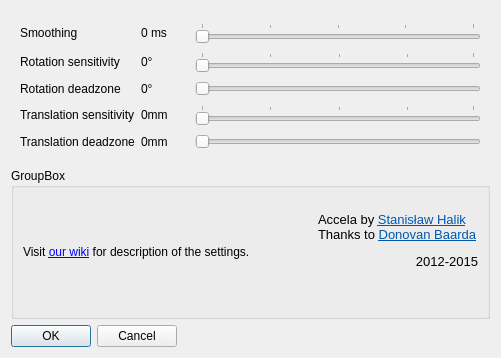
Qt form ftnoir_filter_accela/ftnoir_accela_filtercontrols.ui (opentrack/opentrack) before a commit.
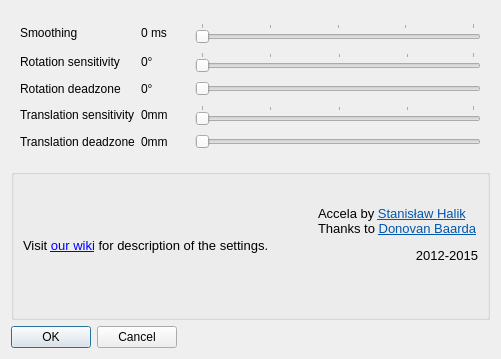
The same form after that commit. Icons and pictures are not drawn.

Commit message: accela: oops, literally "groupbox" in options window

```diff
--- a/ftnoir_filter_accela/ftnoir_accela_filtercontrols.ui
+++ b/ftnoir_filter_accela/ftnoir_accela_filtercontrols.ui
@@ -10,7 +10,7 @@
     <x>0</x>
     <y>0</y>
     <width>501</width>
-    <height>358</height>
+    <height>359</height>
    </rect>
   </property>
   <property name="windowTitle">
@@ -217,7 +217,7 @@
    <item row="1" column="0">
     <widget class="QGroupBox" name="groupBox">
      <property name="title">
-      <string>GroupBox</string>
+      <string/>
      </property>
      <layout class="QGridLayout" name="gridLayout_2">
       <item row="0" column="1">
@@ -267,6 +267,11 @@
       </item>
       <item row="0" column="0">
        <widget class="QLabel" name="label_3">
+        <property name="font">
+         <font>
+          <pointsize>10</pointsize>
+         </font>
+        </property>
         <property name="text">
          <string>&lt;html&gt;&lt;head/&gt;&lt;body&gt;&lt;p&gt;Visit &lt;a href=&quot;https://github.com/opentrack/opentrack/wiki/Accela-in-opentrack-2.3&quot;&gt;&lt;span style=&quot; text-decoration: underline; color:#0000ff;&quot;&gt;our wiki&lt;/span&gt;&lt;/a&gt; for description of the settings.&lt;/p&gt;&lt;/body&gt;&lt;/html&gt;</string>
         </property>
```
